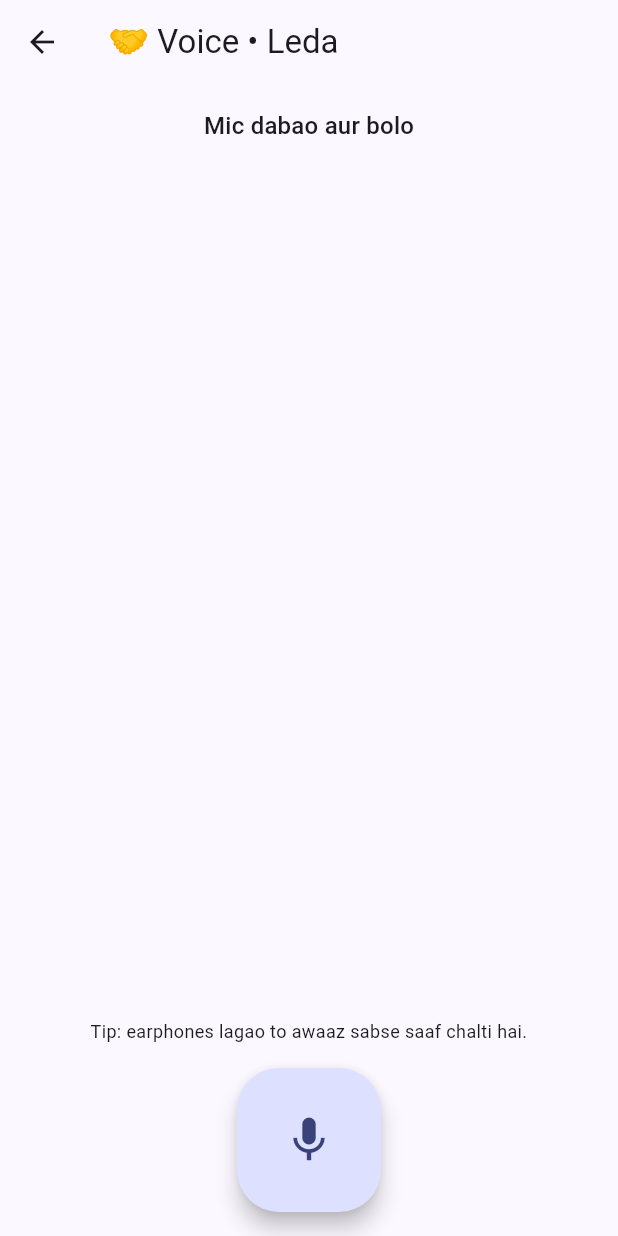
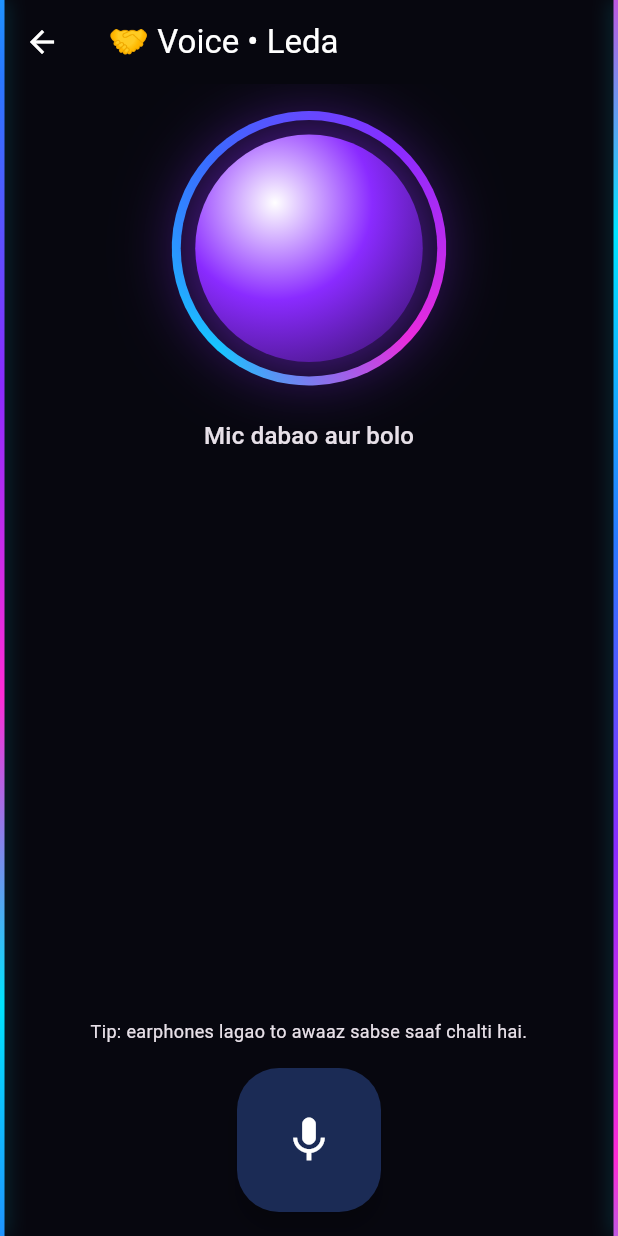
Before and after one commit to raajguru851-lang/Zoya-, a Flutter app: the screen it shows after launch, after a tap on "Voice (Zoya se bolkar baat)", on a phone screen of 412 x 824 dp. Run offline on Flutter 3.47's test engine with Material 3 defaults, Android fonts, the phone set to English and light mode, and no system bars; our stand-ins replace shared_preferences; missing offline and left inert: flutter_pcm_sound, record.

Commit message:
Neon design

```diff
--- a/lib/core/theme.dart
+++ b/lib/core/theme.dart
@@ -1,15 +1,36 @@
 import 'package:flutter/material.dart';
+import '../widgets/neon.dart';
 
+/// Zoya ka neon dark theme. Rang badalne ho to widgets/neon.dart ke
+/// NeonColors me badlo.
 class AppTheme {
-  static final light = ThemeData(
-    useMaterial3: true,
-    colorSchemeSeed: Colors.indigo,
-    brightness: Brightness.light,
-  );
+  static final dark = _build();
+  static final light = dark; // app hamesha neon dark me chalegi
 
-  static final dark = ThemeData(
-    useMaterial3: true,
-    colorSchemeSeed: Colors.indigo,
-    brightness: Brightness.dark,
-  );
+  static ThemeData _build() {
+    final scheme = ColorScheme.fromSeed(
+      seedColor: NeonColors.purple,
+      brightness: Brightness.dark,
+    ).copyWith(
+      primary: NeonColors.cyan,
+      secondary: NeonColors.magenta,
+      surface: NeonColors.card,
+      primaryContainer: const Color(0xFF1B2B55),
+      onPrimaryContainer: Colors.white,
+      surfaceContainerHighest: const Color(0xFF1A1A2E),
+    );
+
+    return ThemeData(
+      useMaterial3: true,
+      brightness: Brightness.dark,
+      colorScheme: scheme,
+      scaffoldBackgroundColor: NeonColors.bg,
+      appBarTheme: const AppBarTheme(
+        backgroundColor: NeonColors.bg,
+        foregroundColor: Colors.white,
+        elevation: 0,
+        scrolledUnderElevation: 0,
+      ),
+    );
+  }
 }
--- a/lib/features/home/home_screen.dart
+++ b/lib/features/home/home_screen.dart
@@ -1,6 +1,7 @@
 import 'package:flutter/material.dart';
 import '../../core/constants.dart';
 import '../../core/routes.dart';
+import '../../widgets/neon.dart';
 
 /// Naya feature = features list me ek line.
 class HomeScreen extends StatelessWidget {
@@ -18,18 +19,29 @@ class HomeScreen extends StatelessWidget {
     ];
 
     return Scaffold(
-      appBar: AppBar(title: const Text(AppConstants.appName)),
+      appBar: AppBar(
+        title: ShaderMask(
+          shaderCallback: (r) => const LinearGradient(
+            colors: [NeonColors.cyan, NeonColors.magenta],
+          ).createShader(r),
+          child: const Text(
+            AppConstants.appName,
+            style: TextStyle(
+              fontSize: 30,
+              fontWeight: FontWeight.bold,
+              color: Colors.white,
+            ),
+          ),
+        ),
+      ),
       body: ListView(
-        padding: const EdgeInsets.all(16),
+        padding: const EdgeInsets.fromLTRB(20, 12, 20, 24),
         children: [
           for (final f in features)
-            Card(
-              child: ListTile(
-                leading: Icon(f.icon),
-                title: Text(f.title),
-                trailing: const Icon(Icons.chevron_right),
-                onTap: () => Navigator.pushNamed(context, f.route),
-              ),
+            NeonTile(
+              icon: f.icon,
+              title: f.title,
+              onTap: () => Navigator.pushNamed(context, f.route),
             ),
         ],
       ),
--- a/lib/features/voice/voice_screen.dart
+++ b/lib/features/voice/voice_screen.dart
@@ -1,6 +1,7 @@
 import 'package:flutter/material.dart';
 import '../../services/live_service.dart';
 import '../../services/settings_service.dart';
+import '../../widgets/zoya_orb.dart';
 import '../modes/modes.dart';
 
 class _Line {
@@ -110,6 +111,10 @@ class _VoiceScreenState extends State<VoiceScreen> {
       body: Column(
         children: [
           Padding(
+            padding: const EdgeInsets.only(top: 12),
+            child: ZoyaOrb(state: _state),
+          ),
+          Padding(
             padding: const EdgeInsets.all(16),
             child: Text(_statusText,
                 style: Theme.of(context).textTheme.titleMedium),
--- a/lib/main.dart
+++ b/lib/main.dart
@@ -1,6 +1,7 @@
 import 'package:flutter/material.dart';
 import 'core/constants.dart';
 import 'core/theme.dart';
+import 'widgets/neon.dart';
 import 'core/routes.dart';
 
 void main() => runApp(const AssistantApp());
@@ -15,7 +16,14 @@ class AssistantApp extends StatelessWidget {
       debugShowCheckedModeBanner: false,
       theme: AppTheme.light,
       darkTheme: AppTheme.dark,
-      themeMode: ThemeMode.system,
+      themeMode: ThemeMode.dark,
+      builder: (context, child) => Stack(
+        fit: StackFit.expand,
+        children: [
+          child ?? const SizedBox.shrink(),
+          const IgnorePointer(child: SideLines()),
+        ],
+      ),
       initialRoute: AppRoutes.home,
       routes: AppRoutes.routes,
     );
--- /dev/null
+++ b/lib/widgets/neon.dart
@@ -0,0 +1,213 @@
+import 'dart:math' as math;
+import 'package:flutter/material.dart';
+
+/// Zoya ke neon rang.
+class NeonColors {
+  static const cyan = Color(0xFF00E5FF);
+  static const blue = Color(0xFF2979FF);
+  static const purple = Color(0xFF8A2BFF);
+  static const magenta = Color(0xFFFF2BD6);
+  static const bg = Color(0xFF07070F);
+  static const card = Color(0xFF0F0F1C);
+
+  /// Pehla aur aakhri rang same, taaki ghoomti line me jod na dikhe.
+  static const ring = <Color>[cyan, blue, purple, magenta, cyan];
+}
+
+/// Kisi bhi widget ke chaaro taraf ghoomti rangeen glowing line.
+class NeonBorder extends StatefulWidget {
+  final Widget child;
+  final double radius;
+  final double thickness;
+  final Duration duration;
+
+  const NeonBorder({
+    super.key,
+    required this.child,
+    this.radius = 18,
+    this.thickness = 2,
+    this.duration = const Duration(seconds: 4),
+  });
+
+  @override
+  State<NeonBorder> createState() => _NeonBorderState();
+}
+
+class _NeonBorderState extends State<NeonBorder>
+    with SingleTickerProviderStateMixin {
+  late final AnimationController _c =
+      AnimationController(vsync: this, duration: widget.duration)..repeat();
+
+  @override
+  void dispose() {
+    _c.dispose();
+    super.dispose();
+  }
+
+  @override
+  Widget build(BuildContext context) {
+    return AnimatedBuilder(
+      animation: _c,
+      child: widget.child,
+      builder: (context, child) {
+        return Container(
+          padding: EdgeInsets.all(widget.thickness),
+          decoration: BoxDecoration(
+            borderRadius: BorderRadius.circular(widget.radius),
+            gradient: SweepGradient(
+              colors: NeonColors.ring,
+              transform: GradientRotation(_c.value * 2 * math.pi),
+            ),
+            boxShadow: [
+              BoxShadow(
+                color: NeonColors.purple.withAlpha(90),
+                blurRadius: 18,
+                spreadRadius: 1,
+              ),
+            ],
+          ),
+          child: Container(
+            clipBehavior: Clip.antiAlias,
+            decoration: BoxDecoration(
+              color: NeonColors.card,
+              borderRadius:
+                  BorderRadius.circular(widget.radius - widget.thickness),
+            ),
+            child: child,
+          ),
+        );
+      },
+    );
+  }
+}
+
+/// Screen ke dono kinare par upar-neeche daudti rangeen glowing lines.
+class SideLines extends StatefulWidget {
+  const SideLines({super.key});
+
+  @override
+  State<SideLines> createState() => _SideLinesState();
+}
+
+class _SideLinesState extends State<SideLines>
+    with SingleTickerProviderStateMixin {
+  late final AnimationController _c =
+      AnimationController(vsync: this, duration: const Duration(seconds: 5))
+        ..repeat();
+
+  @override
+  void dispose() {
+    _c.dispose();
+    super.dispose();
+  }
+
+  Widget _line(double t, double dir) {
+    return Container(
+      width: 3,
+      decoration: BoxDecoration(
+        gradient: LinearGradient(
+          begin: Alignment(0, -1 + 2 * t * dir),
+          end: Alignment(0, 1 + 2 * t * dir),
+          colors: NeonColors.ring,
+          tileMode: TileMode.repeated,
+        ),
+        boxShadow: [
+          BoxShadow(color: NeonColors.cyan.withAlpha(110), blurRadius: 10),
+        ],
+      ),
+    );
+  }
+
+  @override
+  Widget build(BuildContext context) {
+    return AnimatedBuilder(
+      animation: _c,
+      builder: (context, _) {
+        return Row(
+          crossAxisAlignment: CrossAxisAlignment.stretch,
+          mainAxisAlignment: MainAxisAlignment.spaceBetween,
+          children: [_line(_c.value, 1), _line(_c.value, -1)],
+        );
+      },
+    );
+  }
+}
+
+/// 3D jaisa tirchha, glow wala button (home screen ke liye).
+class NeonTile extends StatefulWidget {
+  final IconData icon;
+  final String title;
+  final VoidCallback onTap;
+
+  const NeonTile({
+    super.key,
+    required this.icon,
+    required this.title,
+    required this.onTap,
+  });
+
+  @override
+  State<NeonTile> createState() => _NeonTileState();
+}
+
+class _NeonTileState extends State<NeonTile> {
+  bool _pressed = false;
+
+  @override
+  Widget build(BuildContext context) {
+    return Padding(
+      padding: const EdgeInsets.symmetric(vertical: 8),
+      child: Transform(
+        alignment: Alignment.center,
+        transform: Matrix4.identity()
+          ..setEntry(3, 2, 0.0012)
+          ..rotateX(-0.05)
+          ..rotateY(0.04),
+        child: AnimatedScale(
+          scale: _pressed ? 0.97 : 1.0,
+          duration: const Duration(milliseconds: 120),
+          child: NeonBorder(
+            radius: 20,
+            child: Material(
+              color: Colors.transparent,
+              child: InkWell(
+                onTap: widget.onTap,
+                onHighlightChanged: (v) => setState(() => _pressed = v),
+                child: Padding(
+                  padding: const EdgeInsets.symmetric(
+                      horizontal: 16, vertical: 18),
+                  child: Row(
+                    children: [
+                      Container(
+                        width: 44,
+                        height: 44,
+                        decoration: const BoxDecoration(
+                          shape: BoxShape.circle,
+                          gradient: LinearGradient(
+                            colors: [NeonColors.cyan, NeonColors.purple],
+                            begin: Alignment.topLeft,
+                            end: Alignment.bottomRight,
+                          ),
+                        ),
+                        child: Icon(widget.icon, color: Colors.white),
+                      ),
+                      const SizedBox(width: 16),
+                      Expanded(
+                        child: Text(
+                          widget.title,
+                          style: const TextStyle(
+                              fontSize: 17, fontWeight: FontWeight.w600),
+                        ),
+                      ),
+                      const Icon(Icons.chevron_right, color: NeonColors.cyan),
+                    ],
+                  ),
+                ),
+              ),
+            ),
+          ),
+        ),
+      ),
+    );
+  }
+}
--- /dev/null
+++ b/lib/widgets/zoya_orb.dart
@@ -0,0 +1,113 @@
+import 'dart:math' as math;
+import 'package:flutter/material.dart';
+import '../services/live_service.dart';
+import 'neon.dart';
+
+/// Voice screen ka 3D chamakta gola. Halat ke hisaab se rang aur dhadkan badalti hai.
+class ZoyaOrb extends StatefulWidget {
+  final LiveState state;
+  final double size;
+
+  const ZoyaOrb({super.key, required this.state, this.size = 150});
+
+  @override
+  State<ZoyaOrb> createState() => _ZoyaOrbState();
+}
+
+class _ZoyaOrbState extends State<ZoyaOrb>
+    with SingleTickerProviderStateMixin {
+  late final AnimationController _c =
+      AnimationController(vsync: this, duration: const Duration(seconds: 3))
+        ..repeat();
+
+  @override
+  void dispose() {
+    _c.dispose();
+    super.dispose();
+  }
+
+  Color get _color {
+    switch (widget.state) {
+      case LiveState.idle:
+        return NeonColors.purple;
+      case LiveState.connecting:
+        return const Color(0xFFFFC400);
+      case LiveState.listening:
+        return NeonColors.cyan;
+      case LiveState.speaking:
+        return NeonColors.magenta;
+    }
+  }
+
+  @override
+  Widget build(BuildContext context) {
+    final s = widget.size;
+    return AnimatedBuilder(
+      animation: _c,
+      builder: (context, _) {
+        final speed = widget.state == LiveState.speaking ? 3.0 : 1.0;
+        final amp = widget.state == LiveState.idle ? 0.015 : 0.05;
+        final pulse = 1 + amp * math.sin(_c.value * 2 * math.pi * speed);
+        final color = _color;
+
+        return SizedBox(
+          width: s * 1.3,
+          height: s * 1.3,
+          child: Stack(
+            alignment: Alignment.center,
+            children: [
+              // ghoomti rangeen ring
+              Transform.rotate(
+                angle: _c.value * 2 * math.pi,
+                child: Container(
+                  width: s * 1.22,
+                  height: s * 1.22,
+                  decoration: const BoxDecoration(
+                    shape: BoxShape.circle,
+                    gradient: SweepGradient(colors: NeonColors.ring),
+                  ),
+                ),
+              ),
+              Container(
+                width: s * 1.14,
+                height: s * 1.14,
+                decoration: const BoxDecoration(
+                  shape: BoxShape.circle,
+                  color: NeonColors.bg,
+                ),
+              ),
+              // 3D gola
+              Transform.scale(
+                scale: pulse,
+                child: Container(
+                  width: s,
+                  height: s,
+                  decoration: BoxDecoration(
+                    shape: BoxShape.circle,
+                    gradient: RadialGradient(
+                      center: const Alignment(-0.3, -0.4),
+                      radius: 0.95,
+                      colors: [
+                        Colors.white,
+                        color,
+                        Color.lerp(color, Colors.black, 0.65)!,
+                      ],
+                      stops: const [0.0, 0.45, 1.0],
+                    ),
+                    boxShadow: [
+                      BoxShadow(
+                        color: color.withAlpha(150),
+                        blurRadius: 40,
+                        spreadRadius: 4,
+                      ),
+                    ],
+                  ),
+                ),
+              ),
+            ],
+          ),
+        );
+      },
+    );
+  }
+}
```
